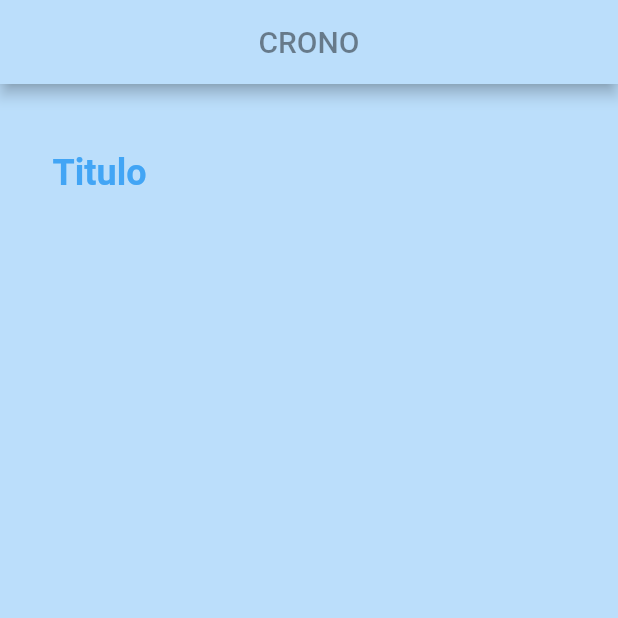
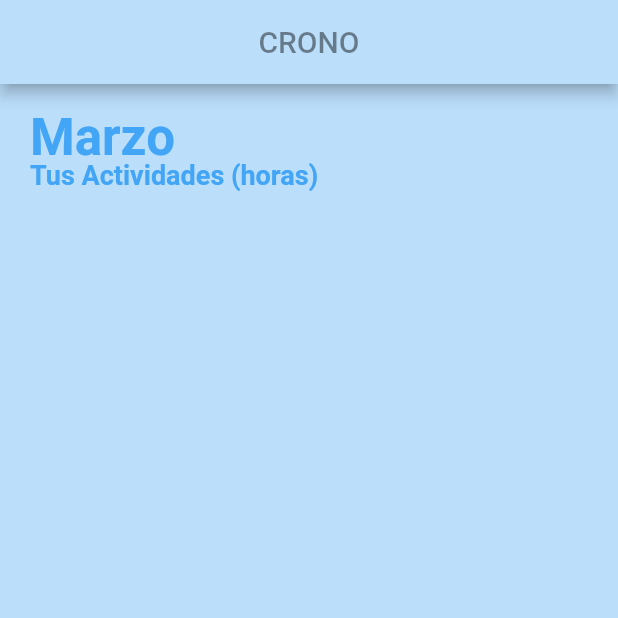
Before and after one commit to lobochimuelo/Crono, a Flutter app: the screen it shows after launch, on a phone screen of 412 x 824 dp, the top half of it. Run offline on Flutter 3.47's test engine with Material 2 defaults, Android fonts, the phone set to English and light mode, and no system bars.

Commit message:
diseñando y agregando widgets en home-body

```diff
--- a/lib/screens/home/home.dart
+++ b/lib/screens/home/home.dart
@@ -4,27 +4,41 @@ class Home extends StatelessWidget {
   @override
   Widget build(BuildContext context) {
     final boardTitle = Container(
-        padding: EdgeInsets.all(15.0),
+       padding: EdgeInsets.only(left: 10.0,top: 5.0, bottom: 10.0,right: 15.0),
         child: Align(
           alignment: Alignment.topLeft,
           child:  Text(
-            "Titulo",
+            "Marzo",
             textDirection: TextDirection.ltr,
             style: TextStyle(
                 color: Colors.blue[400],
-                fontSize: 24.0,
+                fontSize: 34.0,
                 fontWeight: FontWeight.w600
             ),
           ),
         )
     );
 
-
+    final boardsubTitle = Container(
+          padding: EdgeInsets.only(left: 10.0,top: 40.0, bottom: 10.0,right: 15.0),        child: Align(
+          alignment: Alignment.topLeft,
+          child:  Text(
+            "Tus Actividades (horas)",
+            textDirection: TextDirection.ltr,
+            style: TextStyle(
+                color: Colors.blue[400],
+                fontSize: 18.0,
+                fontWeight: FontWeight.w600
+            ),
+          ),
+        )
+    );
     return Container(
-      margin: EdgeInsets.only(left: 20.0, right: 20.0, top: 30.0),
+      margin: EdgeInsets.only(left: 10.0, right: 10.0, top: 10.0),
       child: Stack(
         children: <Widget>[
           boardTitle,
+          boardsubTitle
 
         ],
     )
```
